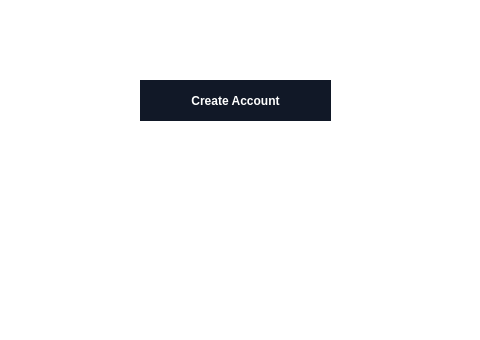
The window that UIs/UserCreateAccount.ui (ahmedsilat44/Ledger) describes before a commit, drawn with Qt 5; both pictures show x 0 to 480 and y 300 to 640 of the 480 by 640 pixel window.
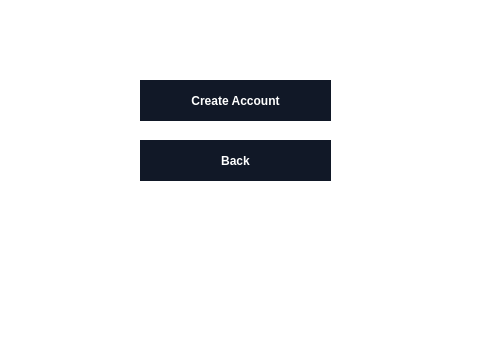
The same window after the commit.

Commit message: adds back buttons to the UIs missing them

Diff of the .ui file:
```diff
--- a/UIs/UserCreateAccount.ui
+++ b/UIs/UserCreateAccount.ui
@@ -144,6 +144,37 @@
      </item>
     </layout>
    </widget>
+   <widget class="QPushButton" name="pushButton_2">
+    <property name="geometry">
+     <rect>
+      <x>140</x>
+      <y>440</y>
+      <width>191</width>
+      <height>41</height>
+     </rect>
+    </property>
+    <property name="cursor">
+     <cursorShape>PointingHandCursor</cursorShape>
+    </property>
+    <property name="styleSheet">
+     <string notr="true">
+  background-color: #111827;
+  border: 1px solid transparent;
+  border-radius: .75rem;
+  color: #FFFFFF;
+  font-family: &quot;Inter var&quot;,ui-sans-serif,system-ui,-apple-system,system-ui,&quot;Segoe UI&quot;,Roboto,&quot;Helvetica Neue&quot;,Arial,&quot;Noto Sans&quot;,sans-serif,&quot;Apple Color Emoji&quot;,&quot;Segoe UI Emoji&quot;,&quot;Segoe UI Symbol&quot;,&quot;Noto Color Emoji&quot;;
+  font-size: 1.125rem;
+  font-weight: 600;
+  line-height: 1.5rem;
+  padding: .75rem 1.2rem;
+  text-align: center;
+  width: auto;
+</string>
+    </property>
+    <property name="text">
+     <string>Back</string>
+    </property>
+   </widget>
   </widget>
  </widget>
  <resources/>
```
The commit also changes 2 other files.
